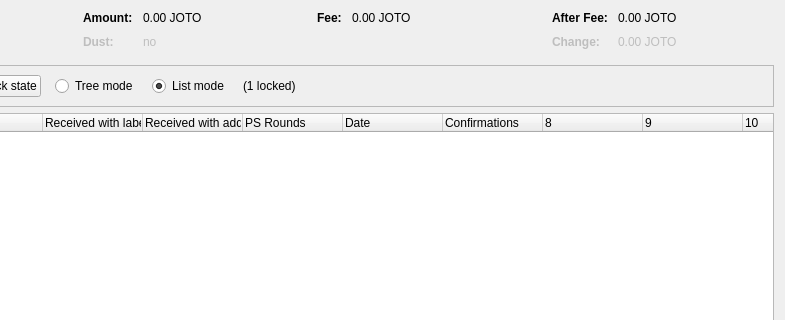
minblock/joto, file src/qt/forms/coincontroldialog.ui: the form before one commit; both pictures show x 169 to 954 and y 0 to 320 of the 954 by 500 pixel window.
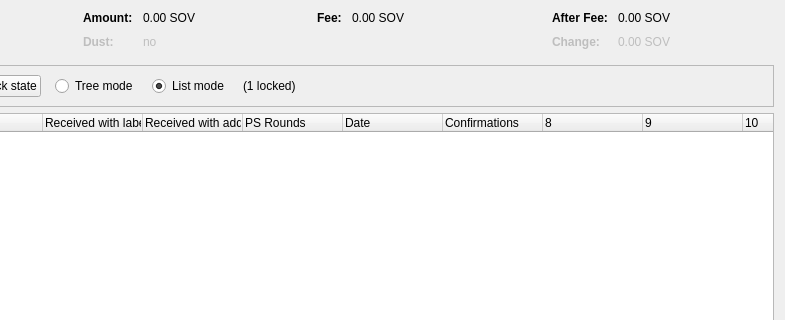
The form after the commit. Custom widgets are drawn as their Qt base class.

Diff of the .ui file:
```diff
--- a/src/qt/forms/coincontroldialog.ui
+++ b/src/qt/forms/coincontroldialog.ui
@@ -132,7 +132,7 @@
           <enum>Qt::ActionsContextMenu</enum>
          </property>
          <property name="text">
-          <string notr="true">0.00 JOTO</string>
+          <string notr="true">0.00 SOV</string>
          </property>
          <property name="textInteractionFlags">
           <set>Qt::LinksAccessibleByMouse|Qt::TextSelectableByKeyboard|Qt::TextSelectableByMouse</set>
@@ -212,7 +212,7 @@
           <enum>Qt::ActionsContextMenu</enum>
          </property>
          <property name="text">
-          <string notr="true">0.00 JOTO</string>
+          <string notr="true">0.00 SOV</string>
          </property>
          <property name="textInteractionFlags">
           <set>Qt::LinksAccessibleByMouse|Qt::TextSelectableByKeyboard|Qt::TextSelectableByMouse</set>
@@ -257,7 +257,7 @@
           <enum>Qt::ActionsContextMenu</enum>
          </property>
          <property name="text">
-          <string notr="true">0.00 JOTO</string>
+          <string notr="true">0.00 SOV</string>
          </property>
          <property name="textInteractionFlags">
           <set>Qt::LinksAccessibleByMouse|Qt::TextSelectableByKeyboard|Qt::TextSelectableByMouse</set>
@@ -292,7 +292,7 @@
           <enum>Qt::ActionsContextMenu</enum>
          </property>
          <property name="text">
-          <string notr="true">0.00 JOTO</string>
+          <string notr="true">0.00 SOV</string>
          </property>
          <property name="textInteractionFlags">
           <set>Qt::LinksAccessibleByMouse|Qt::TextSelectableByKeyboard|Qt::TextSelectableByMouse</set>
```
